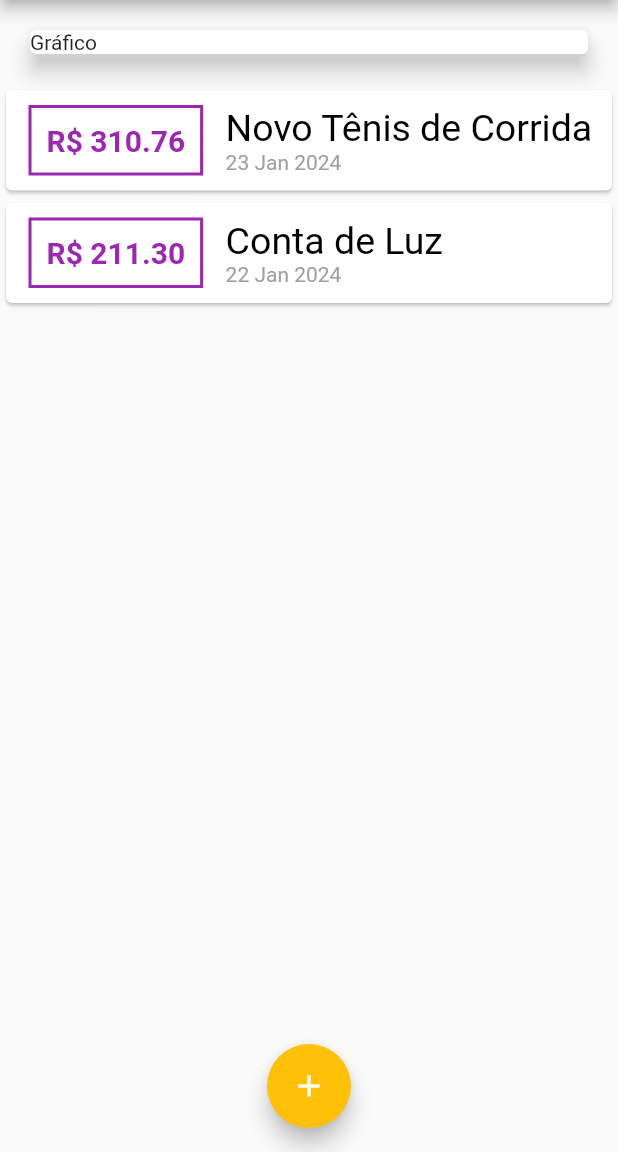
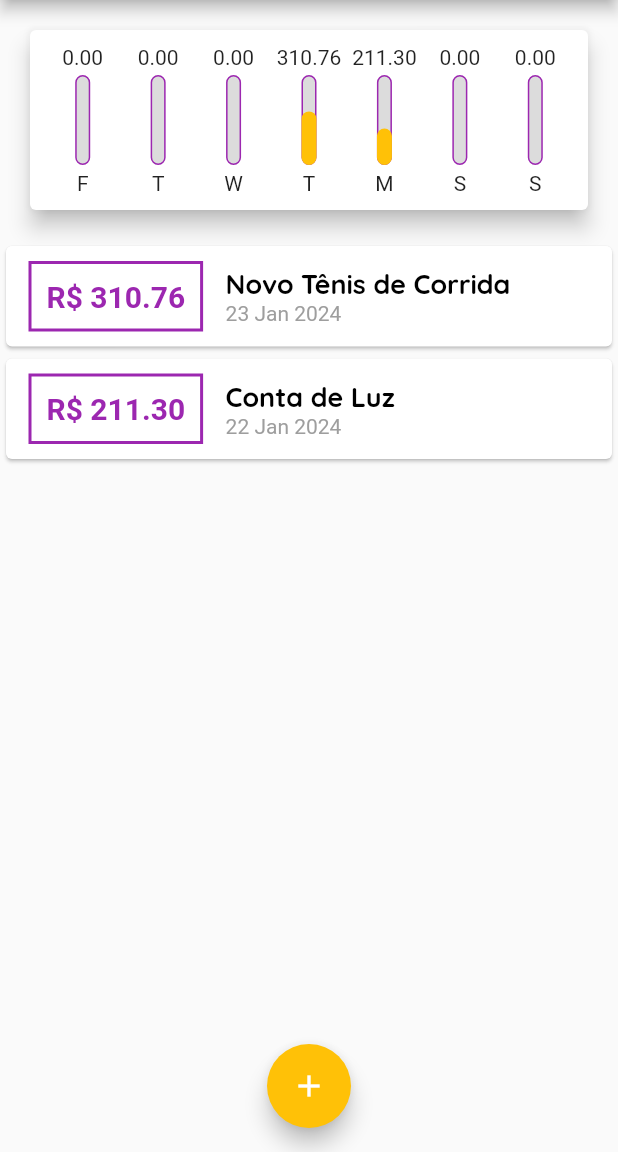
Before and after one commit to GabrielMelo01/expenses, a Flutter app: the screen it shows after launch, on a phone screen of 412 x 824 dp, the part 84-1236 px from its top. Run offline on Flutter 3.47's test engine with Material 2 defaults, Android fonts, the phone set to English and light mode, and no system bars; Roboto replaces fonts that are missing (ZhiMangXing).

Commit message:
chart #final

```diff
--- a/lib/chart.dart
+++ b/lib/chart.dart
@@ -1,3 +1,4 @@
+import 'package:expenses/chart_bar.dart';
 import 'package:flutter/cupertino.dart';
 import 'package:flutter/material.dart';
 import 'package:intl/intl.dart';
@@ -24,9 +25,6 @@ class Chart extends StatelessWidget {
         }
       }
 
-      print(DateFormat.E().format(weekDay)[0]);
-      print(totalSum);
-
       return {
         'day': DateFormat.E().format(weekDay)[0],
         'value': totalSum,
@@ -34,17 +32,38 @@ class Chart extends StatelessWidget {
     });
   }
 
+  double get _weekTotalValue {
+    return groupedTransactions.fold(0.0, (sum, tr) {
+      if (tr['value'] is double) {
+        return sum + (tr['value'] as double);
+      } else {
+        // Trate o caso em que o valor não é um double
+        return sum;
+      }
+    });
+  }
+
   @override
   Widget build(BuildContext context) {
-    groupedTransactions;
     return Container(
       child: Card(
         elevation: 6,
         margin: const EdgeInsets.all(20),
-        child: Row(
-          children: [
-            Text('Gráfico'),
-          ],
+        child: Padding(
+          padding: const EdgeInsets.all(10),
+          child: Row(
+            mainAxisAlignment: MainAxisAlignment.spaceAround,
+            children: groupedTransactions.map((e) {
+              return Flexible(
+                fit: FlexFit.tight,
+                child: ChartBar(
+                  label: e['day'].toString(),
+                  value: e['value'] as double,
+                  percentage: _weekTotalValue == 0 ? 0 : (e['value'] as double) / _weekTotalValue,
+                ),
+              );
+            }).toList(),
+          ),
         ),
       ),
     );
--- /dev/null
+++ b/lib/chart_bar.dart
@@ -0,0 +1,56 @@
+import 'package:flutter/cupertino.dart';
+import 'package:flutter/material.dart';
+import 'package:intl/intl.dart';
+
+class ChartBar extends StatelessWidget {
+  final String label;
+  final double value;
+  final double percentage;
+
+  const ChartBar({
+    Key? key,
+    required this.label,
+    required this.value,
+    required this.percentage,
+  }) : super(key: key);
+
+  @override
+  Widget build(BuildContext context) {
+    return Column(
+      children: [
+        FittedBox(child: Text('${value.toStringAsFixed(2)}')),
+        SizedBox(height: 4),
+        Container(
+          height: 60,
+          width: 10,
+          child: Stack(
+            alignment: Alignment.bottomCenter,
+            children: [
+              Container(
+                decoration: BoxDecoration(
+                  border: Border.all(
+                    color: Theme.of(context).colorScheme.primary,
+                    width: 1,
+                  ),
+                  borderRadius: BorderRadius.circular(5),
+                  color: const Color.fromRGBO(220, 220, 220, 1),
+                ),
+              ),
+              FractionallySizedBox(
+                heightFactor: percentage,
+                child: Container(
+                  decoration: BoxDecoration(
+                    color: Theme.of(context).colorScheme.secondary,
+                    borderRadius: BorderRadius.circular(5),
+                  ),
+                ),
+              ),
+            ],
+          ),
+        ),
+        SizedBox(height: 4),
+        Text(label),
+      ],
+    );
+  }
+}
--- a/lib/main.dart
+++ b/lib/main.dart
@@ -23,9 +23,9 @@ class ExpensesApp extends StatelessWidget {
         ),
         textTheme: tema.textTheme.copyWith(
           headline6: const TextStyle(
-            fontFamily: 'ZhiMangXing',
-            fontSize: 25,
-            fontWeight: FontWeight.normal,
+            fontFamily: 'Quicksand',
+            fontSize: 18,
+            fontWeight: FontWeight.bold,
             color: Colors.black,
           ),
         ),
@@ -89,14 +89,31 @@ class _MyHomePageState extends State<MyHomePage> {
     Navigator.of(context).pop();
   }
 
+  // _openTransactionFormModal(BuildContext context) {
+  //   showModalBottomSheet(
+  //     context: context,
+  //     builder: (_) {
+  //       return TransactionForm(_addTransaction);
+  //     },
+  //   );
+  // }
   _openTransactionFormModal(BuildContext context) {
     showModalBottomSheet(
       context: context,
+      isScrollControlled: true,
       builder: (_) {
-        return TransactionForm(_addTransaction);
+        return SingleChildScrollView(
+          child: Container(
+            padding: EdgeInsets.only(
+              bottom: MediaQuery.of(context).viewInsets.bottom,
+            ),
+            child: TransactionForm(_addTransaction),
+          ),
+        );
       },
     );
   }
+
 
   @override
   Widget build(BuildContext context) {
```
